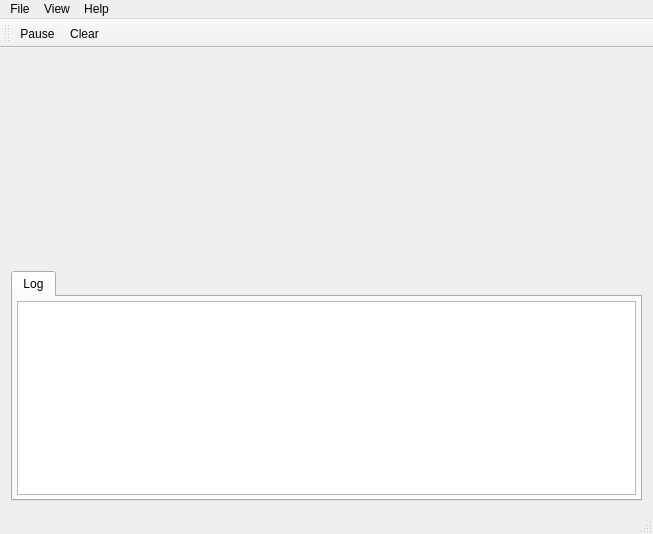
Before: the Qt Designer form src/mainwindow.ui in AlexanderAmelkin/SerialPlot, drawn with Qt 5.
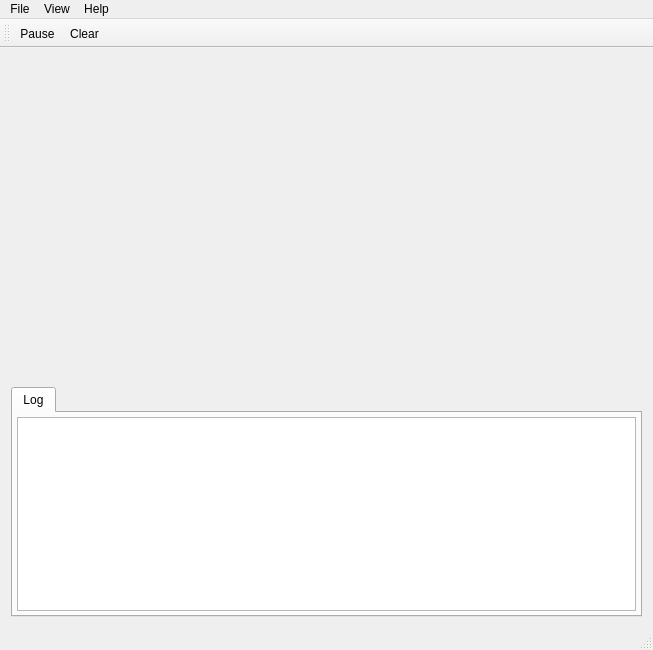
After: the same form once the commit is applied. Custom widgets are drawn as their Qt base class.

Commit message: increased default window hight and made sure ascii reader never reports number of channels as 0

What changed in the file:
```diff
--- a/src/mainwindow.ui
+++ b/src/mainwindow.ui
@@ -7,7 +7,7 @@
     <x>0</x>
     <y>0</y>
     <width>653</width>
-    <height>534</height>
+    <height>650</height>
    </rect>
   </property>
   <property name="windowTitle">
```
The commit also changes 1 other file.
